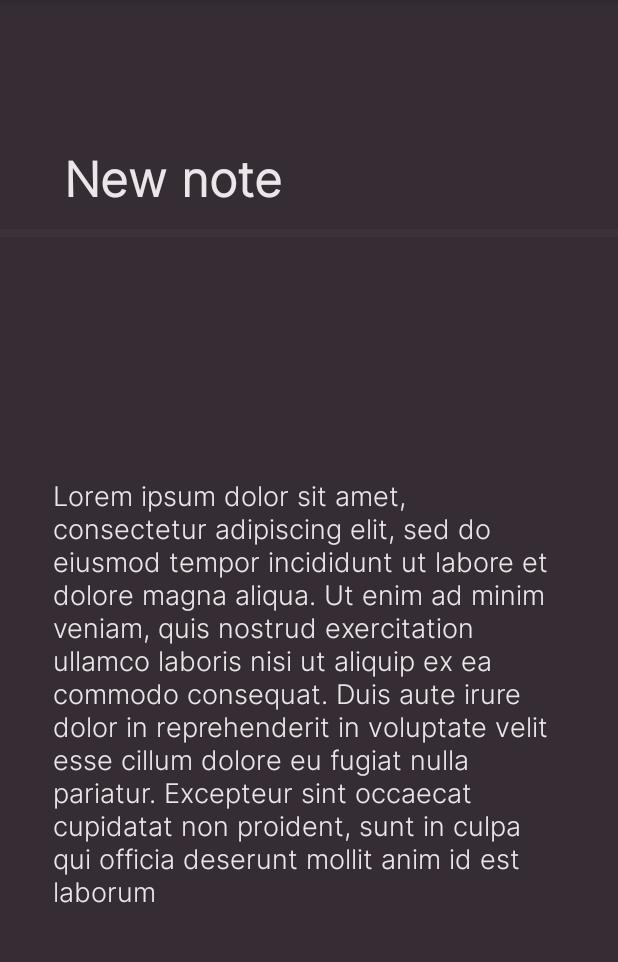
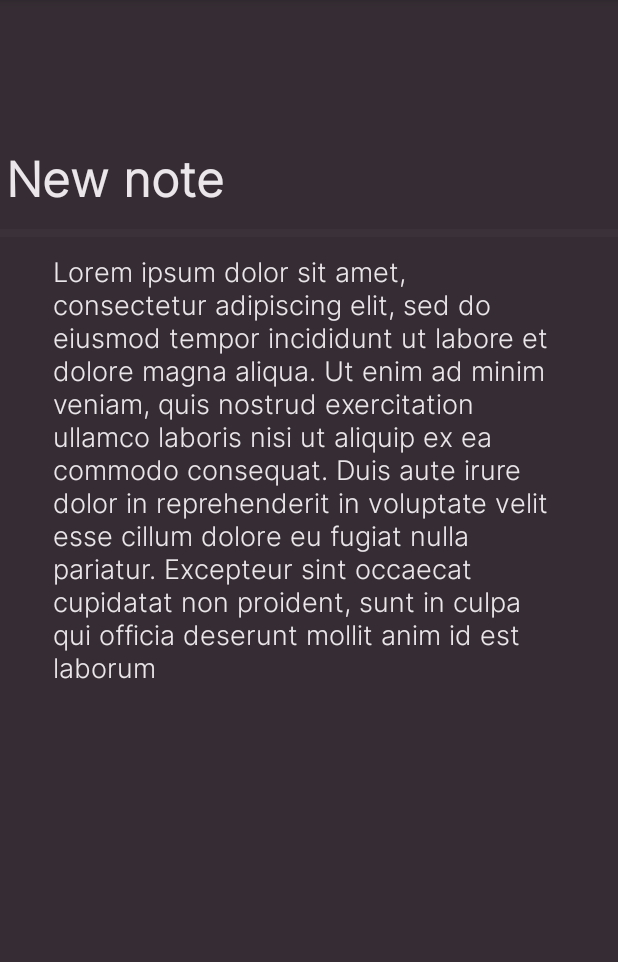
Before and after one commit to AHalic/Katify-Mobile, an Android app: the fragment NoteFragment shown on its own in the app's theme, on a phone screen of 412 x 824 dp, the part 84-1046 px from its top. Run offline under Robolectric (Android 15) with nearby library versions, the phone set to English and light mode, and no system bars.

Commit message:
:lipstick: :bug: fixes sizes

```diff
--- a/app/src/main/res/layout/fragment_note.xml
+++ b/app/src/main/res/layout/fragment_note.xml
@@ -9,10 +9,10 @@
     >
 
 
-    <!--    Kanban name (editable)    -->
+    <!--    Note name (editable)    -->
     <EditText
-        android:id="@+id/kanban_name_input"
-        android:layout_width="wrap_content"
+        android:id="@+id/note_name_input"
+        android:layout_width="match_parent"
         android:layout_height="wrap_content"
         android:text="@string/new_note_default"
         android:textColor="@color/white_900"
@@ -39,22 +39,6 @@
         android:background="@color/pink_gray_700"
         android:orientation="horizontal" />
 
-        <!--    Add new kanban btn    -->
-<!--        <ImageButton-->
-<!--            android:id="@+id/add_kanban_btn"-->
-<!--            android:layout_width="48dp"-->
-<!--            android:layout_height="48dp"-->
-<!--            android:src="@drawable/ic_baseline_add_24"-->
-<!--            android:backgroundTint="@android:color/transparent"-->
-<!--            app:layout_constraintHorizontal_bias="1"-->
-<!--            android:layout_marginEnd="15dp"-->
-<!--            app:layout_constraintEnd_toEndOf="parent"-->
-<!--            app:layout_constraintTop_toBottomOf="@id/back_arrow"-->
-<!--            app:layout_constraintStart_toEndOf="@id/kanban_name_input"-->
-<!--            app:layout_constraintBottom_toBottomOf="parent"-->
-<!--            android:contentDescription="@string/add_kanban_button_description"-->
-<!--            />-->
-
 
     <EditText
         android:id="@+id/note_text"
@@ -69,6 +53,7 @@
         android:fontFamily="@font/inter_light"
         android:textColor="@color/white_900"
         app:layout_constraintVertical_bias="0"
+        android:gravity="top"
         android:backgroundTint="@android:color/transparent"
         />
 
```
Also changed, not shown: app/src/main/res/layout/activity_kanbans_page.xml (+6 -7 lines), app/src/main/res/layout/fragment_selected_kanban.xml (+2 -14 lines).
